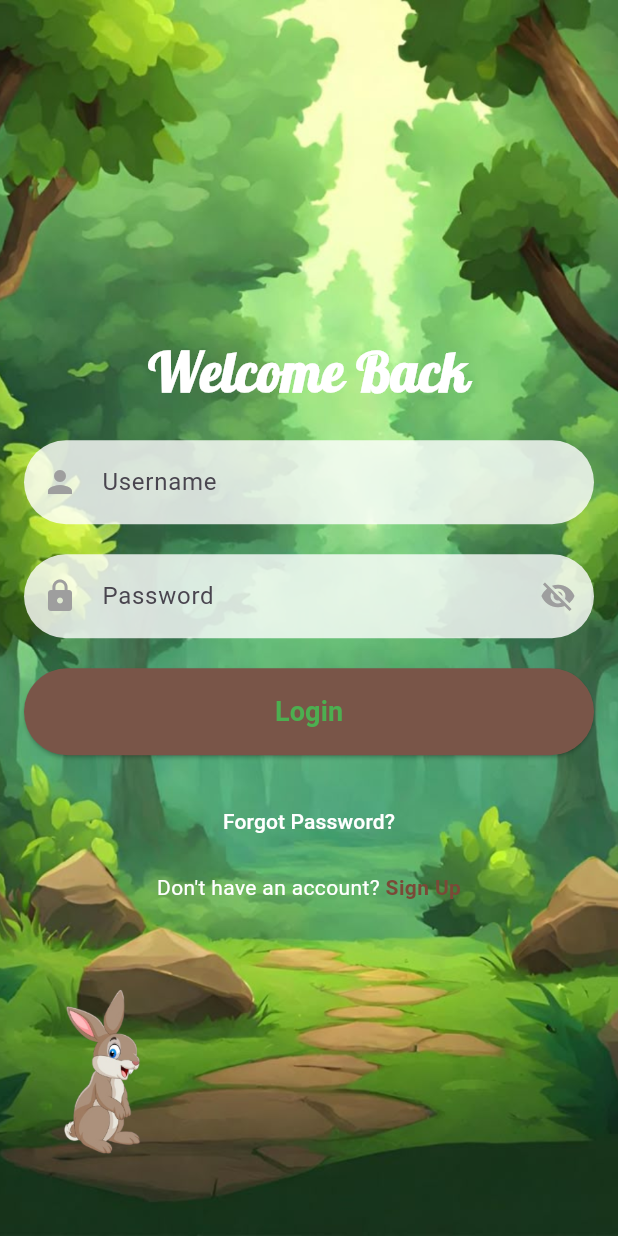
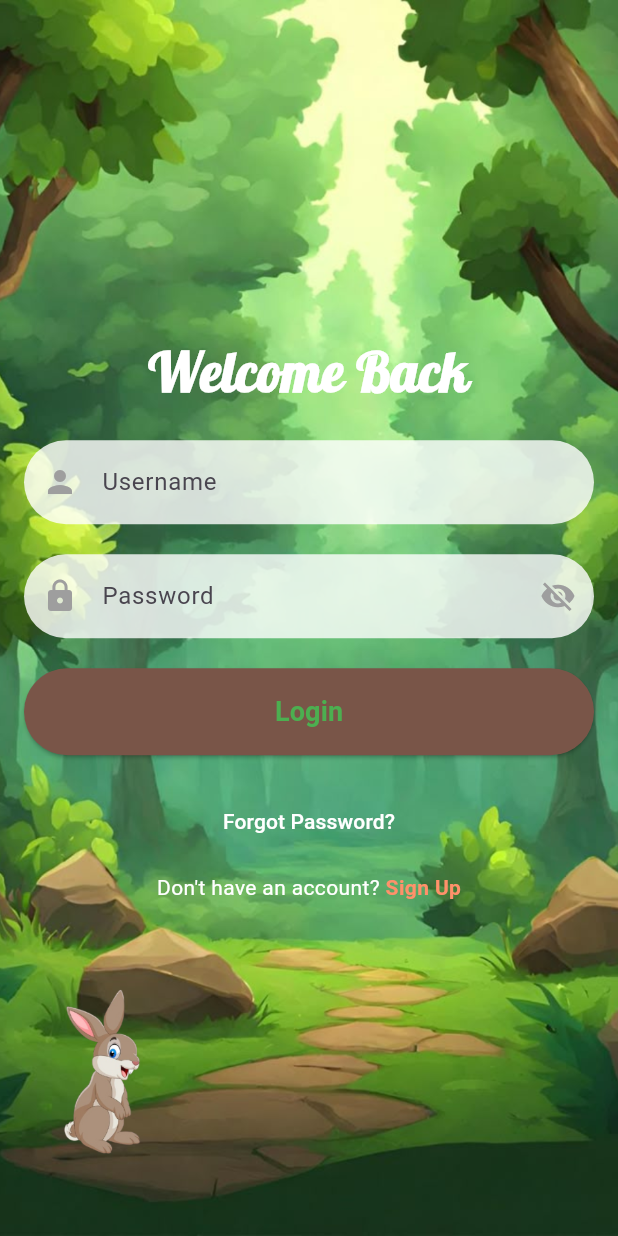
Before and after one commit to mahatarc/TinyTalk, a Flutter app: the LoginPage screen opened by its route, on a phone screen of 412 x 824 dp. Run offline on Flutter 3.47's test engine with Material 3 defaults, Android fonts, the phone set to English and light mode, and no system bars; our stand-ins replace audioplayers, flutter_bloc, google_fonts, permission_handler, shared_preferences, smooth_page_indicator and 1 more; missing offline and left inert: flutter_sound; accounts and stored records are empty.

```diff
--- a/frontend/lib/features/loginPage/presentation/UI/login.dart
+++ b/frontend/lib/features/loginPage/presentation/UI/login.dart
@@ -259,7 +259,7 @@ class _LoginPageState extends State<LoginPage> {
                           child: const Text(
                             'Sign Up',
                             style: TextStyle(
-                              color: Color.fromARGB(255, 122, 73, 55),
+                              color: Color.fromARGB(255, 255, 145, 106),
                               fontWeight: FontWeight.bold,
                             ),
                           ),
```
